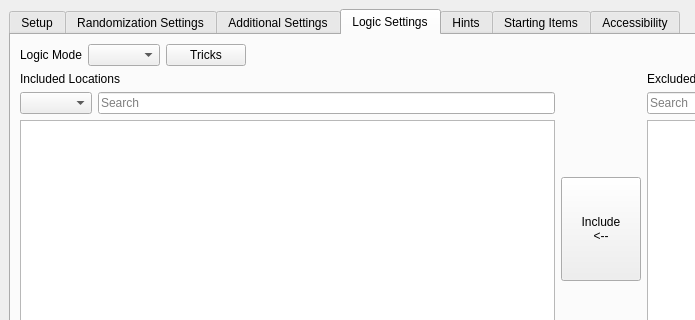
Qt form gui/randogui.ui (ssrando/ssrando) before a commit; both pictures show x 0 to 695 and y 0 to 320 of the 1202 by 759 pixel window.
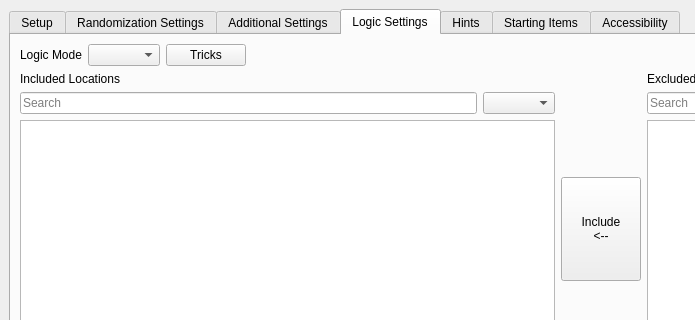
The same form after that commit.

The edit to the form file:
```diff
--- a/gui/randogui.ui
+++ b/gui/randogui.ui
@@ -1357,11 +1357,14 @@
                 </item>
                 <item>
                  <layout class="QHBoxLayout" name="hlay_include_filters">
-                  <item>
-                   <widget class="QComboBox" name="include_category_filters"/>
-                  </item>
                   <item>
                    <widget class="QLineEdit" name="included_free_search">
+                    <property name="sizePolicy">
+                     <sizepolicy hsizetype="MinimumExpanding" vsizetype="Fixed">
+                      <horstretch>0</horstretch>
+                      <verstretch>0</verstretch>
+                     </sizepolicy>
+                    </property>
                     <property name="text">
                      <string/>
                     </property>
@@ -1373,6 +1376,13 @@
                     </property>
                    </widget>
                   </item>
+                  <item>
+                   <widget class="QComboBox" name="include_category_filters">
+                    <property name="placeholderText">
+                     <string/>
+                    </property>
+                   </widget>
+                  </item>
                  </layout>
                 </item>
                 <item>
```
Left out of the diff: 16 changed lines with no effect on the pictures.
